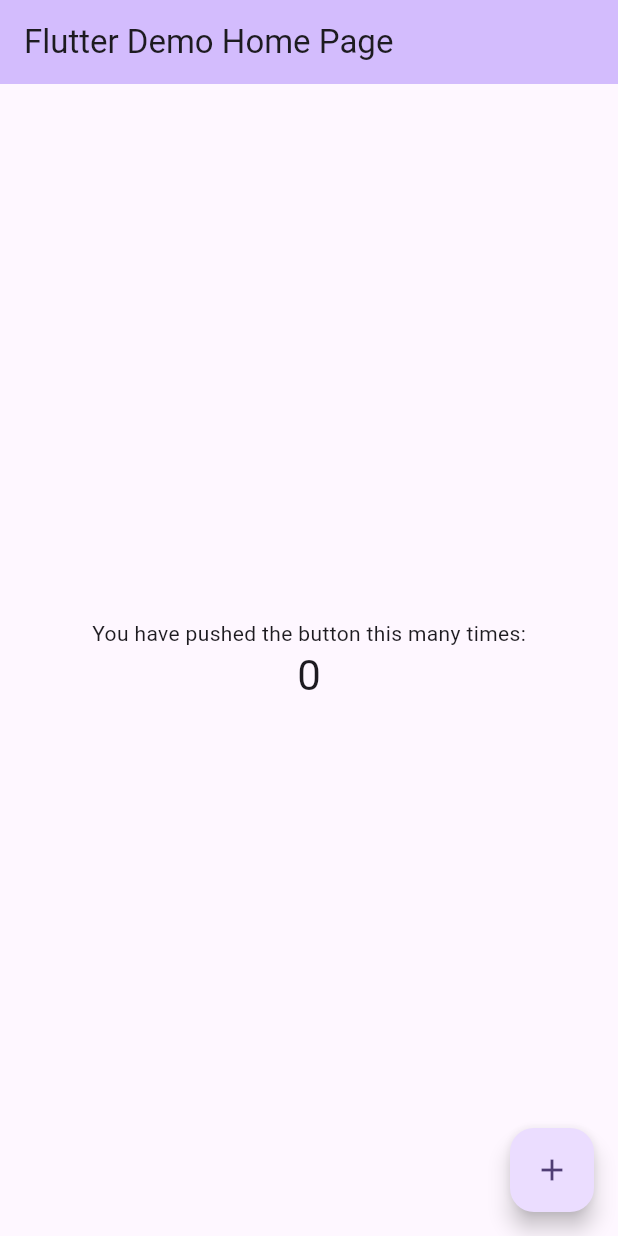
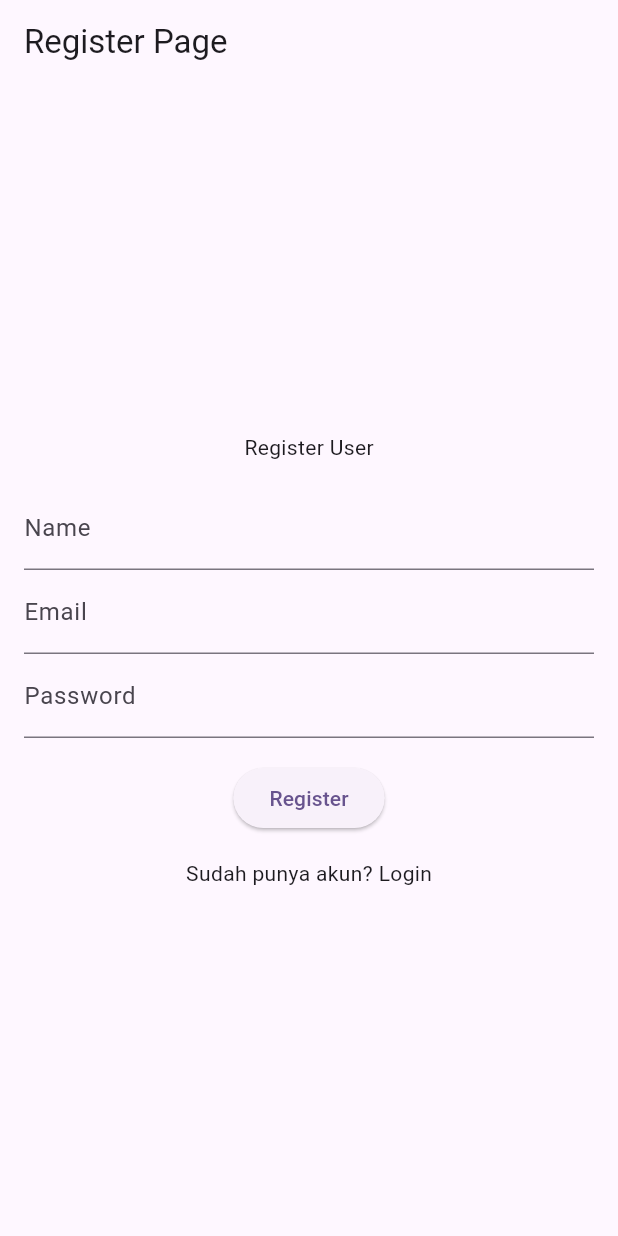
Before and after one commit to muhammadfarros12/fic_5, a Flutter app: the screen it shows after launch, on a phone screen of 412 x 824 dp. Run offline on Flutter 3.47's test engine with Material 2 defaults, Android fonts, the phone set to English and light mode, and no system bars; our stand-ins replace bloc, dartz, flutter_bloc.

Commit message:
login auth

```diff
--- /dev/null
+++ b/flutter_ecatalog/lib/bloc/login/login_bloc.dart
@@ -0,0 +1,23 @@
+import 'package:bloc/bloc.dart';
+import 'package:flutter_ecatalog/data/datasource/auth_datasource.dart';
+import 'package:flutter_ecatalog/data/model/request/login_request_model.dart';
+import 'package:flutter_ecatalog/data/model/response/login_response_model.dart';
+import 'package:meta/meta.dart';
+
+part 'login_event.dart';
+part 'login_state.dart';
+
+class LoginBloc extends Bloc<LoginEvent, LoginState> {
+  final AuthDatasource datasource;
+  LoginBloc(
+    this.datasource,
+  ) : super(LoginInitial()) {
+    on<DoLoginEvent>((event, emit) async {
+      emit(LoginLoading());
+      final result = await datasource.login(event.model);
+      result.fold(
+        (error) => emit(LoginError(message: error)),
+        (data) => emit(LoginLoaded(loginResponseModel: data)));
+    });
+  }
+}
--- /dev/null
+++ b/flutter_ecatalog/lib/bloc/login/login_event.dart
@@ -0,0 +1,11 @@
+part of 'login_bloc.dart';
+
+@immutable
+sealed class LoginEvent {}
+
+class DoLoginEvent extends LoginEvent {
+  final LoginRequestModel model;
+  DoLoginEvent({
+    required this.model,
+  });
+}
--- /dev/null
+++ b/flutter_ecatalog/lib/bloc/login/login_state.dart
@@ -0,0 +1,22 @@
+part of 'login_bloc.dart';
+
+@immutable
+sealed class LoginState {}
+
+final class LoginInitial extends LoginState {}
+
+final class LoginLoading extends LoginState {}
+
+final class LoginLoaded extends LoginState {
+  final LoginResponseModel loginResponseModel;
+
+  LoginLoaded({required this.loginResponseModel});
+
+}
+
+
+final class LoginError extends LoginState {
+  final String message;
+
+  LoginError({required this.message});
+}
--- a/flutter_ecatalog/lib/data/datasource/auth_datasource.dart
+++ b/flutter_ecatalog/lib/data/datasource/auth_datasource.dart
@@ -2,6 +2,9 @@ import 'package:dartz/dartz.dart';
 import 'package:flutter_ecatalog/data/model/request/register_request_model.dart';
 import 'package:flutter_ecatalog/data/model/response/register_response_model.dart';
 import 'package:http/http.dart' as http;
+
+import '../model/request/login_request_model.dart';
+import '../model/response/login_response_model.dart';
 
 class AuthDatasource {
   Future<Either<String, RegisterResponseModel>> register(
@@ -17,4 +20,17 @@ class AuthDatasource {
       return const Left('Register Gagal');
     }
   }
+  Future<Either<String, LoginResponseModel>> login(
+      LoginRequestModel model) async {
+    final response = await http.post(
+        Uri.parse('https://api.escuelajs.co/api/v1/auth/login'),
+        body: model.toJson(),
+        headers: {'Content-Type': 'application/json'});
+
+    if (response.statusCode == 201) {
+      return Right(LoginResponseModel.fromJson(response.body));
+    } else {
+      return const Left('Login Gagal');
+    }
+  }
 }
--- /dev/null
+++ b/flutter_ecatalog/lib/data/model/request/login_request_model.dart
@@ -0,0 +1,29 @@
+import 'dart:convert';
+
+class LoginRequestModel {
+  final String email;
+  final String password;
+  LoginRequestModel({
+    required this.email,
+    required this.password,
+  });
+
+  Map<String, dynamic> toMap() {
+    return {
+      'email': email,
+      'password': password,
+    };
+  }
+
+  factory LoginRequestModel.fromMap(Map<String, dynamic> map) {
+    return LoginRequestModel(
+      email: map['email'] ?? '',
+      password: map['password'] ?? '',
+    );
+  }
+
+  String toJson() => json.encode(toMap());
+
+  factory LoginRequestModel.fromJson(String source) =>
+      LoginRequestModel.fromMap(json.decode(source));
+}
--- /dev/null
+++ b/flutter_ecatalog/lib/data/model/response/login_response_model.dart
@@ -0,0 +1,29 @@
+import 'dart:convert';
+
+class LoginResponseModel {
+  final String accessToken;
+  final String refreshToken;
+  LoginResponseModel({
+    required this.accessToken,
+    required this.refreshToken,
+  });
+
+  Map<String, dynamic> toMap() {
+    return {
+      'accessToken': accessToken,
+      'refreshToken': refreshToken,
+    };
+  }
+
+  factory LoginResponseModel.fromMap(Map<String, dynamic> map) {
+    return LoginResponseModel(
+      accessToken: map['access_token'] ?? '',
+      refreshToken: map['refresh_token'] ?? '',
+    );
+  }
+
+  String toJson() => json.encode(toMap());
+
+  factory LoginResponseModel.fromJson(String source) =>
+      LoginResponseModel.fromMap(json.decode(source));
+}
--- a/flutter_ecatalog/lib/main.dart
+++ b/flutter_ecatalog/lib/main.dart
@@ -1,4 +1,10 @@
 import 'package:flutter/material.dart';
+import 'package:flutter_bloc/flutter_bloc.dart';
+import 'package:flutter_ecatalog/bloc/login/login_bloc.dart';
+import 'package:flutter_ecatalog/data/datasource/auth_datasource.dart';
+
+import 'bloc/register/register_bloc.dart';
+import 'presentation/register_page.dart';
 
 void main() {
   runApp(const MyApp());
@@ -7,119 +13,27 @@ void main() {
 class MyApp extends StatelessWidget {
   const MyApp({super.key});
 
-  // This widget is the root of your application.
   @override
   Widget build(BuildContext context) {
-    return MaterialApp(
-      title: 'Flutter Demo',
-      theme: ThemeData(
-        // This is the theme of your application.
-        //
-        // TRY THIS: Try running your application with "flutter run". You'll see
-        // the application has a blue toolbar. Then, without quitting the app,
-        // try changing the seedColor in the colorScheme below to Colors.green
-        // and then invoke "hot reload" (save your changes or press the "hot
-        // reload" button in a Flutter-supported IDE, or press "r" if you used
-        // the command line to start the app).
-        //
-        // Notice that the counter didn't reset back to zero; the application
-        // state is not lost during the reload. To reset the state, use hot
-        // restart instead.
-        //
-        // This works for code too, not just values: Most code changes can be
-        // tested with just a hot reload.
-        colorScheme: ColorScheme.fromSeed(seedColor: Colors.deepPurple),
-        useMaterial3: true,
+    return MultiBlocProvider(
+      providers: [
+        BlocProvider(
+          create: (context) => RegisterBloc(AuthDatasource()),
+        ),
+        BlocProvider(
+          create: (context) => LoginBloc(AuthDatasource()),
+        ),
+      ],
+      child: MaterialApp(
+        debugShowCheckedModeBanner: false,
+        title: 'Flutter Demo',
+        theme: ThemeData(
+          colorScheme: ColorScheme.fromSeed(seedColor: Colors.deepPurple),
+          useMaterial3: true,
+        ),
+        home: const RegisterPage(),
+        // home: const LoginPage(),
       ),
-      home: const MyHomePage(title: 'Flutter Demo Home Page'),
     );
   }
 }
-
-class MyHomePage extends StatefulWidget {
-  const MyHomePage({super.key, required this.title});
-
-  // This widget is the home page of your application. It is stateful, meaning
-  // that it has a State object (defined below) that contains fields that affect
-  // how it looks.
-
-  // This class is the configuration for the state. It holds the values (in this
-  // case the title) provided by the parent (in this case the App widget) and
-  // used by the build method of the State. Fields in a Widget subclass are
-  // always marked "final".
-
-  final String title;
-
-  @override
-  State<MyHomePage> createState() => _MyHomePageState();
-}
-
-class _MyHomePageState extends State<MyHomePage> {
-  int _counter = 0;
-
-  void _incrementCounter() {
-    setState(() {
-      // This call to setState tells the Flutter framework that something has
-      // changed in this State, which causes it to rerun the build method below
-      // so that the display can reflect the updated values. If we changed
-      // _counter without calling setState(), then the build method would not be
-      // called again, and so nothing would appear to happen.
-      _counter++;
-    });
-  }
-
-  @override
-  Widget build(BuildContext context) {
-    // This method is rerun every time setState is called, for instance as done
-    // by the _incrementCounter method above.
-    //
-    // The Flutter framework has been optimized to make rerunning build methods
-    // fast, so that you can just rebuild anything that needs updating rather
-    // than having to individually change instances of widgets.
-    return Scaffold(
-      appBar: AppBar(
-        // TRY THIS: Try changing the color here to a specific color (to
-        // Colors.amber, perhaps?) and trigger a hot reload to see the AppBar
-        // change color while the other colors stay the same.
-        backgroundColor: Theme.of(context).colorScheme.inversePrimary,
-        // Here we take the value from the MyHomePage object that was created by
-        // the App.build method, and use it to set our appbar title.
-        title: Text(widget.title),
-      ),
-      body: Center(
-        // Center is a layout widget. It takes a single child and positions it
-        // in the middle of the parent.
-        child: Column(
-          // Column is also a layout widget. It takes a list of children and
-          // arranges them vertically. By default, it sizes itself to fit its
-          // children horizontally, and tries to be as tall as its parent.
-          //
-          // Column has various properties to control how it sizes itself and
-          // how it positions its children. Here we use mainAxisAlignment to
-          // center the children vertically; the main axis here is the vertical
-          // axis because Columns are vertical (the cross axis would be
-          // horizontal).
-          //
-          // TRY THIS: Invoke "debug painting" (choose the "Toggle Debug Paint"
-          // action in the IDE, or press "p" in the console), to see the
-          // wireframe for each widget.
-          mainAxisAlignment: MainAxisAlignment.center,
-          children: <Widget>[
-            const Text(
-              'You have pushed the button this many times:',
-            ),
-            Text(
-              '$_counter',
-              style: Theme.of(context).textTheme.headlineMedium,
-            ),
-          ],
-        ),
-      ),
-      floatingActionButton: FloatingActionButton(
-        onPressed: _incrementCounter,
-        tooltip: 'Increment',
-        child: const Icon(Icons.add),
-      ), // This trailing comma makes auto-formatting nicer for build methods.
-    );
-  }
-}
--- /dev/null
+++ b/flutter_ecatalog/lib/presentation/register_page.dart
@@ -0,0 +1,126 @@
+import 'package:flutter/material.dart';
+import 'package:flutter_bloc/flutter_bloc.dart';
+import 'package:flutter_ecatalog/bloc/register/register_bloc.dart';
+import 'package:flutter_ecatalog/data/model/request/register_request_model.dart';
+import 'package:flutter_ecatalog/presentation/login_page.dart';
+
+class RegisterPage extends StatefulWidget {
+  const RegisterPage({super.key});
+
+  @override
+  State<RegisterPage> createState() => _RegisterPageState();
+}
+
+class _RegisterPageState extends State<RegisterPage> {
+  TextEditingController? nameController;
+  TextEditingController? emailController;
+  TextEditingController? passwordController;
+
+  @override
+  void initState() {
+    nameController = TextEditingController();
+    emailController = TextEditingController();
+    passwordController = TextEditingController();
+    super.initState();
+  }
+
+  @override
+  void dispose() {
+    nameController!.dispose();
+    emailController!.dispose();
+    passwordController!.dispose();
+    super.dispose();
+  }
+
+  @override
+  Widget build(BuildContext context) {
+    return Scaffold(
+      appBar: AppBar(
+        title: const Text('Register Page'),
+      ),
+      body: Padding(
+        padding: const EdgeInsets.symmetric(horizontal: 16),
+        child: Column(
+          mainAxisAlignment: MainAxisAlignment.center,
+          crossAxisAlignment: CrossAxisAlignment.center,
+          children: [
+            const Center(
+              child: Text('Register User'),
+            ),
+            const SizedBox(
+              height: 16,
+            ),
+            TextField(
+              controller: nameController,
+              decoration: const InputDecoration(labelText: 'Name'),
+            ),
+            TextField(
+              controller: emailController,
+              decoration: const InputDecoration(labelText: 'Email'),
+            ),
+            TextField(
+              obscureText: true,
+              controller: passwordController,
+              decoration: const InputDecoration(labelText: 'Password'),
+            ),
+            const SizedBox(
+              height: 16,
+            ),
+            BlocListener<RegisterBloc, RegisterState>(
+              listener: (context, state) {
+                if (state is RegisterError) {
+                  ScaffoldMessenger.of(context).showSnackBar(SnackBar(
+                    content: Text(state.message),
+                    backgroundColor: Colors.red,
+                  ));
+                }
+                if (state is RegisterLoaded) {
+                  ScaffoldMessenger.of(context).showSnackBar(SnackBar(
+                    content: Text(
+                      'Register success: ${state.registerResponseModel.id}',
+                      style: const TextStyle(color: Colors.black),
+                    ),
+                    backgroundColor: Colors.yellow,
+                  ));
+                  Navigator.push(context, MaterialPageRoute(builder: (context) {
+                    return const LoginPage();
+                  }));
+                }
+              },
+              child: BlocBuilder<RegisterBloc, RegisterState>(
+                builder: (context, state) {
+                  if (state is RegisterLoading) {
+                    return const Center(
+                      child: CircularProgressIndicator(),
+                    );
+                  }
+                  return ElevatedButton(
+                      onPressed: () {
+                        context.read<RegisterBloc>().add(
+                              DoRegisterEvent(
+                                model: RegisterRequestModel(
+                                    name: nameController!.text,
+                                    email: emailController!.text,
+                                    password: passwordController!.text),
+                              ),
+                            );
+                      },
+                      child: const Text('Register'));
+                },
+
+              ),
+            ),
+            const SizedBox(height: 16,),
+            InkWell(
+              onTap: (){
+                Navigator.push(context, MaterialPageRoute(builder: (_){
+                  return const LoginPage();
+                }));
+              },
+              child: const Text('Sudah punya akun? Login'))
+          ],
+        ),
+      ),
+    );
+  }
+}
```
Also changed, not shown: flutter_ecatalog/lib/presentation/home_page.dart (added, +12 -0 lines), flutter_ecatalog/lib/presentation/login_page.dart (added, +103 -0 lines), flutter_ecatalog/lib/bloc/register/register_bloc.dart (renamed from flutter_ecatalog/lib/bloc/bloc/register_bloc.dart), flutter_ecatalog/lib/bloc/register/register_event.dart (renamed from flutter_ecatalog/lib/bloc/bloc/register_event.dart), flutter_ecatalog/lib/bloc/register/register_state.dart (renamed from flutter_ecatalog/lib/bloc/bloc/register_state.dart), 3 other files.
